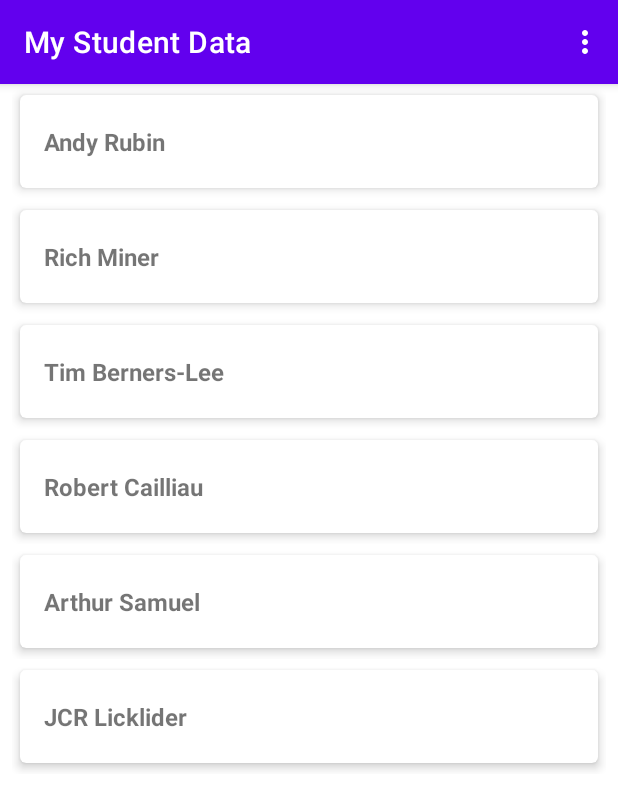
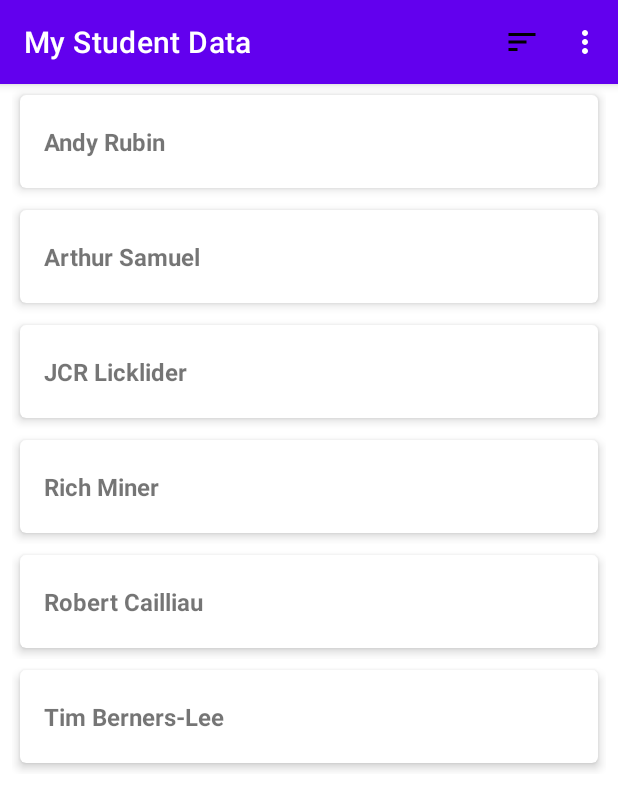
Before and after one commit to reganputra/RoomDB-Migration, an Android app: the screen it shows after launch (MainActivity), on a phone screen of 412 x 824 dp. Shown: the top 809 px of the screen. Run offline under Robolectric (Android 15) with nearby library versions, the phone set to English and light mode, and no system bars; our stand-ins replace Room's generated code.

Commit message:
feat: implement RawQuery for sorting

```diff
--- a/app/build.gradle.kts
+++ b/app/build.gradle.kts
@@ -44,6 +44,7 @@ android {
 
 dependencies {
 
+    implementation(libs.lifecycle.livedata.ktx)
     implementation(libs.androidx.core.ktx)
     implementation(libs.androidx.appcompat)
     implementation(libs.material)
--- a/app/src/main/java/com/dicoding/mystudentdata/MainViewModel.kt
+++ b/app/src/main/java/com/dicoding/mystudentdata/MainViewModel.kt
@@ -1,20 +1,31 @@
 package com.dicoding.mystudentdata
 
 import androidx.lifecycle.LiveData
+import androidx.lifecycle.MutableLiveData
 import androidx.lifecycle.ViewModel
 import androidx.lifecycle.ViewModelProvider
+import androidx.lifecycle.switchMap
 import androidx.lifecycle.viewModelScope
 import com.dicoding.mystudentdata.database.Student
 import com.dicoding.mystudentdata.database.StudentAndUniversity
 import com.dicoding.mystudentdata.database.StudentWithCourse
 import com.dicoding.mystudentdata.database.UniversityAndStudent
+import com.dicoding.mystudentdata.helper.SortType
 import kotlinx.coroutines.launch
 
 class MainViewModel(private val studentRepository: StudentRepository) : ViewModel() {
+    private val _sort = MutableLiveData<SortType>()
 
+    init {
+        _sort.value = SortType.ASCENDING
+    }
+    fun changeSortType(sortType: SortType) {
+        _sort.value = sortType
+    }
 
-
-    fun getAllStudent(): LiveData<List<Student>> = studentRepository.getAllStudent()
+    fun getAllStudent(): LiveData<List<Student>> = _sort.switchMap {
+        studentRepository.getAllStudent(it)
+    }
     fun getAllStudentAndUniversity(): LiveData<List<StudentAndUniversity>> = studentRepository.getAllStudentAndUniversity()
     fun getAllUniversityAndStudent(): LiveData<List<UniversityAndStudent>> = studentRepository.getAllUniversityAndStudent()
     fun getAllStudentWithCourse(): LiveData<List<StudentWithCourse>> = studentRepository.getAllStudentWithCourse()
--- a/app/src/main/java/com/dicoding/mystudentdata/StudentRepository.kt
+++ b/app/src/main/java/com/dicoding/mystudentdata/StudentRepository.kt
@@ -3,9 +3,14 @@ package com.dicoding.mystudentdata
 import androidx.lifecycle.LiveData
 import com.dicoding.mystudentdata.database.*
 import com.dicoding.mystudentdata.helper.InitialDataSource
+import com.dicoding.mystudentdata.helper.SortType
+import com.dicoding.mystudentdata.helper.SortUtils
 
 class StudentRepository(private val studentDao: StudentDao) {
-    fun getAllStudent(): LiveData<List<Student>> = studentDao.getAllStudent()
+    fun getAllStudent(sortType: SortType): LiveData<List<Student>> {
+        val query = SortUtils.getSortedQuery(sortType)
+        return studentDao.getAllStudent(query)
+    }
     fun getAllStudentAndUniversity(): LiveData<List<StudentAndUniversity>> = studentDao.getAllStudentAndUniversity()
     fun getAllUniversityAndStudent(): LiveData<List<UniversityAndStudent>> = studentDao.getAllUniversityAndStudent()
     fun getAllStudentWithCourse(): LiveData<List<StudentWithCourse>> = studentDao.getAllStudentWithCourse()
--- a/app/src/main/java/com/dicoding/mystudentdata/database/StudentDao.kt
+++ b/app/src/main/java/com/dicoding/mystudentdata/database/StudentDao.kt
@@ -2,6 +2,7 @@ package com.dicoding.mystudentdata.database
 
 import androidx.lifecycle.LiveData
 import androidx.room.*
+import androidx.sqlite.db.SupportSQLiteQuery
 
 @Dao
 interface StudentDao {
@@ -17,8 +18,8 @@ interface StudentDao {
     @Insert(onConflict = OnConflictStrategy.IGNORE)
     suspend fun insertCourseStudentCrossRef(courseStudentCrossRef: List<CourseStudentCrossRef>)
 
-    @Query("SELECT * from student")
-    fun getAllStudent(): LiveData<List<Student>>
+    @RawQuery(observedEntities = [Student::class])
+    fun getAllStudent(query: SupportSQLiteQuery): LiveData<List<Student>>
 
     @Transaction
     @Query("SELECT * from student")
--- /dev/null
+++ b/app/src/main/java/com/dicoding/mystudentdata/helper/SortType.kt
@@ -0,0 +1,7 @@
+package com.dicoding.mystudentdata.helper
+
+enum class SortType {
+    ASCENDING,
+    DESCENDING,
+    RANDOM
+}
--- /dev/null
+++ b/app/src/main/java/com/dicoding/mystudentdata/helper/SortUtils.kt
@@ -0,0 +1,21 @@
+package com.dicoding.mystudentdata.helper
+
+import androidx.sqlite.db.SimpleSQLiteQuery
+
+object SortUtils {
+    fun getSortedQuery(sortType: SortType): SimpleSQLiteQuery {
+        val simpleQuery = StringBuilder().append("SELECT * FROM student ")
+        when (sortType) {
+            SortType.ASCENDING -> {
+                simpleQuery.append("ORDER BY name ASC")
+            }
+            SortType.DESCENDING -> {
+                simpleQuery.append("ORDER BY name DESC")
+            }
+            SortType.RANDOM -> {
+                simpleQuery.append("ORDER BY RANDOM()")
+            }
+        }
+        return SimpleSQLiteQuery(simpleQuery.toString())
+    }
+}
--- /dev/null
+++ b/app/src/main/res/drawable/ic_sort.xml
@@ -0,0 +1,5 @@
+<vector xmlns:android="http://schemas.android.com/apk/res/android" android:autoMirrored="true" android:height="24dp" android:tint="#000000" android:viewportHeight="24" android:viewportWidth="24" android:width="24dp">
+
+    <path android:fillColor="@android:color/white" android:pathData="M3,18h6v-2L3,16v2zM3,6v2h18L21,6L3,6zM3,13h12v-2L3,11v2z"/>
+
+</vector>
--- a/app/src/main/res/menu/option_menu.xml
+++ b/app/src/main/res/menu/option_menu.xml
@@ -1,5 +1,6 @@
 <?xml version="1.0" encoding="utf-8"?>
-<menu xmlns:android="http://schemas.android.com/apk/res/android">
+<menu xmlns:android="http://schemas.android.com/apk/res/android"
+    xmlns:app="http://schemas.android.com/apk/res-auto">
 
     <item
         android:id="@+id/action_single_table"
@@ -16,4 +17,10 @@
     <item
         android:id="@+id/action_many_to_many"
         android:title="@string/many_to_many" />
+
+    <item
+        android:id="@+id/action_sort"
+        android:icon="@drawable/ic_sort"
+        android:title="@string/sort"
+        app:showAsAction="ifRoom" />
 </menu>
--- /dev/null
+++ b/app/src/main/res/menu/sorting_menu.xml
@@ -0,0 +1,12 @@
+<?xml version="1.0" encoding="utf-8"?>
+<menu xmlns:android="http://schemas.android.com/apk/res/android">
+    <item
+        android:id="@+id/action_ascending"
+        android:title="@string/ascending" />
+    <item
+        android:id="@+id/action_descending"
+        android:title="@string/descending" />
+    <item
+        android:id="@+id/action_random"
+        android:title="@string/random" />
+</menu>
--- a/app/src/main/res/values/strings.xml
+++ b/app/src/main/res/values/strings.xml
@@ -4,4 +4,8 @@
     <string name="many_to_one">Many to One</string>
     <string name="one_to_many">One to Many</string>
     <string name="many_to_many">Many to Many</string>
+    <string name="sort">Sort</string>
+    <string name="ascending">A-Z</string>
+    <string name="descending">Z-A</string>
+    <string name="random">Random</string>
 </resources>
--- a/gradle/libs.versions.toml
+++ b/gradle/libs.versions.toml
@@ -14,6 +14,7 @@ constraintlayout = "2.1.4"
 recyclerview = "1.3.2"
 roomCompiler = "2.5.2"
 roomKtx = "2.5.2"
+lifecycleLivedataKtx = "2.4.0"
 
 [libraries]
 androidx-activity-ktx = { module = "androidx.activity:activity-ktx", version.ref = "activityKtx" }
@@ -29,6 +30,7 @@ androidx-activity = { group = "androidx.activity", name = "activity", version.re
 androidx-constraintlayout = { group = "androidx.constraintlayout", name = "constraintlayout", version.ref = "constraintlayout" }
 androidx-recyclerview = { group = "androidx.recyclerview", name = "recyclerview", version.ref = "recyclerview" }
 room-compiler = { module = "androidx.room:room-compiler", version.ref = "roomCompiler" }
+lifecycle-livedata-ktx = { module = "androidx.lifecycle:lifecycle-livedata-ktx", version.ref = "lifecycleLivedataKtx" }
 
 [plugins]
 android-application = { id = "com.android.application", version.ref = "agp" }
```
Also changed, not shown: app/src/main/java/com/dicoding/mystudentdata/MainActivity.kt (+32 -0 lines).
